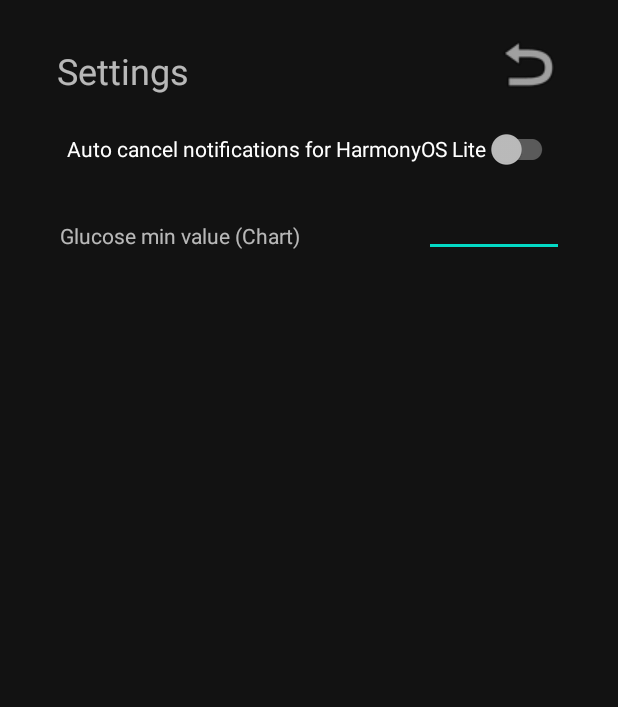
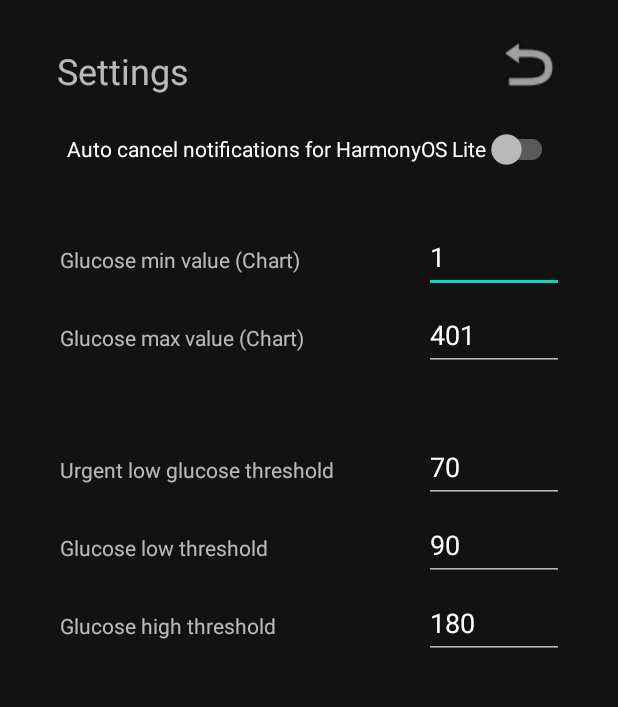
Before and after one commit to ionut-andras/community-follower-app-for-cgm, an Android app: the ApplicationSettingsActivity screen opened directly, with no data from a screen before it, on a phone screen of 412 x 824 dp, the part 62-769 px from its top. Run offline under Robolectric (Android 15) with nearby library versions, the light colour scheme and no system bars; Roboto replaces fonts that are not available here.

```diff
--- a/app/src/main/java/ionut/andras/community/dexcomrelated/followerfordexcom/ApplicationSettingsActivity.kt
+++ b/app/src/main/java/ionut/andras/community/dexcomrelated/followerfordexcom/ApplicationSettingsActivity.kt
@@ -10,7 +10,6 @@ import android.widget.EditText
 import androidx.appcompat.widget.SwitchCompat
 import ionut.andras.community.dexcomrelated.followerfordexcom.configuration.Configuration
 import ionut.andras.community.dexcomrelated.followerfordexcom.configuration.UserPreferences
-import kotlin.reflect.full.declaredMemberProperties
 
 class ApplicationSettingsActivity : AppCompatActivityWrapper() {
     private lateinit var sharedPreferences: SharedPreferences
@@ -34,10 +33,12 @@ class ApplicationSettingsActivity : AppCompatActivityWrapper() {
 
         Log.i("Settings: autoCancelNotifications.isChecked", autoCancelNotifications.isChecked.toString())
 
-//        appConfiguration::class.declaredMemberProperties.map {
-            val minDisplayableGlucoseValue = findViewById<EditText>(R.id.minDisplayableGlucoseValue)
-            minDisplayableGlucoseValue.setText(appConfiguration.minDisplayableGlucoseValue.toString())
-  //      }
+        findViewById<EditText>(R.id.minDisplayableGlucoseValue).setText(appConfiguration.minDisplayableGlucoseValue.toString())
+        findViewById<EditText>(R.id.maxDisplayableGlucoseValue).setText(appConfiguration.maxDisplayableGlucoseValue.toString())
+
+        findViewById<EditText>(R.id.glucoseUrgentLowThresholdValue).setText(appConfiguration.glucoseUrgentLowThreshold.toString())
+        findViewById<EditText>(R.id.glucoseLowThresholdValue).setText(appConfiguration.glucoseLowThreshold.toString())
+        findViewById<EditText>(R.id.glucoseHighThresholdValue).setText(appConfiguration.glucoseHighThreshold.toString())
     }
 
     private fun enableSettingsActivityListeners() {
@@ -56,7 +57,7 @@ class ApplicationSettingsActivity : AppCompatActivityWrapper() {
     }
 
     fun btnSettingsBackOnClick(view: View) {
-        var intent = Intent(applicationContext, MainActivity::class.java)
+        val intent = Intent(applicationContext, MainActivity::class.java)
         startActivity(intent)
     }
 }
--- a/app/src/main/res/layout/activity_application_settings.xml
+++ b/app/src/main/res/layout/activity_application_settings.xml
@@ -48,20 +48,123 @@
         android:layout_width="241dp"
         android:layout_height="24dp"
         android:layout_marginStart="40dp"
-        android:layout_marginTop="24dp"
-        android:text="Glucose min value (Chart)"
+        android:layout_marginTop="40dp"
+        android:text="@string/hintGlucoseMinValueChart"
+        app:layout_constraintEnd_toStartOf="@+id/minDisplayableGlucoseValue"
+        app:layout_constraintHorizontal_bias="0.0"
         app:layout_constraintStart_toStartOf="parent"
         app:layout_constraintTop_toBottomOf="@+id/autoCancelNotifications" />
 
     <EditText
         android:id="@+id/minDisplayableGlucoseValue"
         android:layout_width="93dp"
-        android:layout_height="24dp"
+        android:layout_height="48dp"
         android:layout_marginTop="24dp"
         android:layout_marginEnd="36dp"
+        android:autofillHints="@string/hintEditGlucoseMinValueChart"
         android:ems="10"
-        android:inputType="number"
+        android:hint="@string/hintEditGlucoseMinValueChart"
+        android:inputType="none"
+        android:textColorHint="#757575"
         app:layout_constraintEnd_toEndOf="parent"
         app:layout_constraintTop_toBottomOf="@+id/autoCancelNotifications" />
 
+    <TextView
+        android:id="@+id/maxDisplayableGlucoseValueText"
+        android:layout_width="241dp"
+        android:layout_height="24dp"
+        android:layout_marginStart="40dp"
+        android:layout_marginTop="28dp"
+        android:text="@string/hintGlucoseMaxValueChart"
+        app:layout_constraintEnd_toStartOf="@+id/maxDisplayableGlucoseValue"
+        app:layout_constraintHorizontal_bias="0.0"
+        app:layout_constraintStart_toStartOf="parent"
+        app:layout_constraintTop_toBottomOf="@+id/minDisplayableGlucoseValueText" />
+
+    <EditText
+        android:id="@+id/maxDisplayableGlucoseValue"
+        android:layout_width="93dp"
+        android:layout_height="48dp"
+        android:layout_marginTop="4dp"
+        android:layout_marginEnd="36dp"
+        android:autofillHints="@string/hintEditGlucoseMaxValueChart"
+        android:ems="10"
+        android:hint="@string/hintEditGlucoseMaxValueChart"
+        android:inputType="none"
+        android:textColorHint="#757575"
+        app:layout_constraintEnd_toEndOf="parent"
+        app:layout_constraintTop_toBottomOf="@+id/minDisplayableGlucoseValue" />
+
+    <TextView
+        android:id="@+id/glucoseUrgentLowThresholdText"
+        android:layout_width="241dp"
+        android:layout_height="24dp"
+        android:layout_marginStart="40dp"
+        android:layout_marginTop="64dp"
+        android:text="@string/hintGlucoseUrgentLowThreshold"
+        app:layout_constraintStart_toStartOf="parent"
+        app:layout_constraintTop_toBottomOf="@+id/maxDisplayableGlucoseValueText" />
+
+    <EditText
+        android:id="@+id/glucoseUrgentLowThresholdValue"
+        android:layout_width="93dp"
+        android:layout_height="48dp"
+        android:layout_marginTop="40dp"
+        android:layout_marginEnd="36dp"
+        android:autofillHints="@string/hintEditGlucoseUrgentLowThreshold"
+        android:ems="10"
+        android:hint="@string/hintEditGlucoseUrgentLowThreshold"
+        android:inputType="none"
+        android:textColorHint="#757575"
+        app:layout_constraintEnd_toEndOf="parent"
+        app:layout_constraintTop_toBottomOf="@+id/maxDisplayableGlucoseValue" />
+
+    <EditText
+        android:id="@+id/glucoseLowThresholdValue"
+        android:layout_width="93dp"
+        android:layout_height="48dp"
+        android:layout_marginTop="4dp"
+        android:layout_marginEnd="36dp"
+        android:autofillHints="@string/hintEditGlucoseLowThreshold"
+        android:ems="10"
+        android:hint="@string/hintEditGlucoseLowThreshold"
+        android:inputType="none"
+        android:textColorHint="#757575"
+        app:layout_constraintEnd_toEndOf="parent"
+        app:layout_constraintTop_toBottomOf="@+id/glucoseUrgentLowThresholdValue" />
+
+    <TextView
+        android:id="@+id/glucoseLowThresholdText"
+        android:layout_width="241dp"
+        android:layout_height="24dp"
+        android:layout_marginStart="40dp"
+        android:layout_marginTop="28dp"
+        android:text="@string/hintGlucoseLowThreshold"
+        app:layout_constraintStart_toStartOf="parent"
+        app:layout_constraintTop_toBottomOf="@+id/glucoseUrgentLowThresholdText" />
+
+    <TextView
+        android:id="@+id/glucoseHighThresholdText"
+        android:layout_width="241dp"
+        android:layout_height="24dp"
+        android:layout_marginStart="40dp"
+        android:layout_marginTop="28dp"
+        android:text="@string/hintGlucoseHighThreshold"
+        app:layout_constraintStart_toStartOf="parent"
+        app:layout_constraintTop_toBottomOf="@+id/glucoseLowThresholdText" />
+
+    <EditText
+        android:id="@+id/glucoseHighThresholdValue"
+        android:layout_width="93dp"
+        android:layout_height="48dp"
+        android:layout_marginTop="4dp"
+        android:layout_marginEnd="36dp"
+        android:autofillHints="@string/hintEditGlucoseHighThreshold"
+        android:ems="10"
+        android:hint="@string/hintEditGlucoseHighThreshold"
+        android:inputType="none"
+        android:textColorHint="#757575"
+        app:layout_constraintEnd_toEndOf="parent"
+        app:layout_constraintTop_toBottomOf="@+id/glucoseLowThresholdValue" />
+
 </androidx.constraintlayout.widget.ConstraintLayout>
--- a/app/src/main/res/values/strings.xml
+++ b/app/src/main/res/values/strings.xml
@@ -29,4 +29,18 @@
 
     <!-- Messages -->
     <string name="messageLoginFailed">Invalid username or password. Please try again!</string>
+
+    <!-- Labels / Hints -->
+    <string name="hintGlucoseMinValueChart">Glucose min value (Chart)</string>
+    <string name="hintEditGlucoseMinValueChart">Edit glucose min value (Chart)</string>
+    <string name="hintGlucoseMaxValueChart">Glucose max value (Chart)</string>
+    <string name="hintEditGlucoseMaxValueChart">Edit glucose max value (Chart)</string>
+
+    <string name="hintGlucoseUrgentLowThreshold">Urgent low glucose threshold</string>
+    <string name="hintEditGlucoseUrgentLowThreshold">Edit urgent low glucose threshold</string>
+    <string name="hintGlucoseLowThreshold">Glucose low threshold</string>
+    <string name="hintEditGlucoseLowThreshold">Edit glucose low threshold</string>
+    <string name="hintGlucoseHighThreshold">Glucose high threshold</string>
+    <string name="hintEditGlucoseHighThreshold">Edit glucose high threshold</string>
+
 </resources>
```
